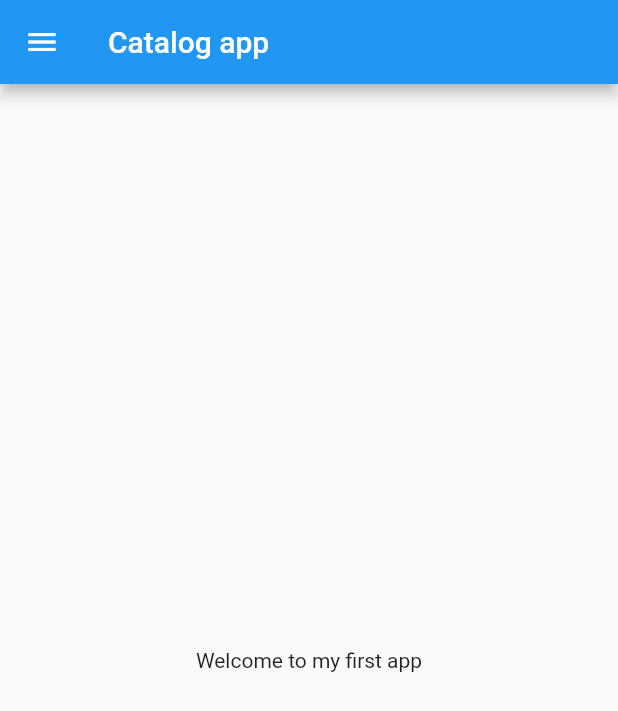
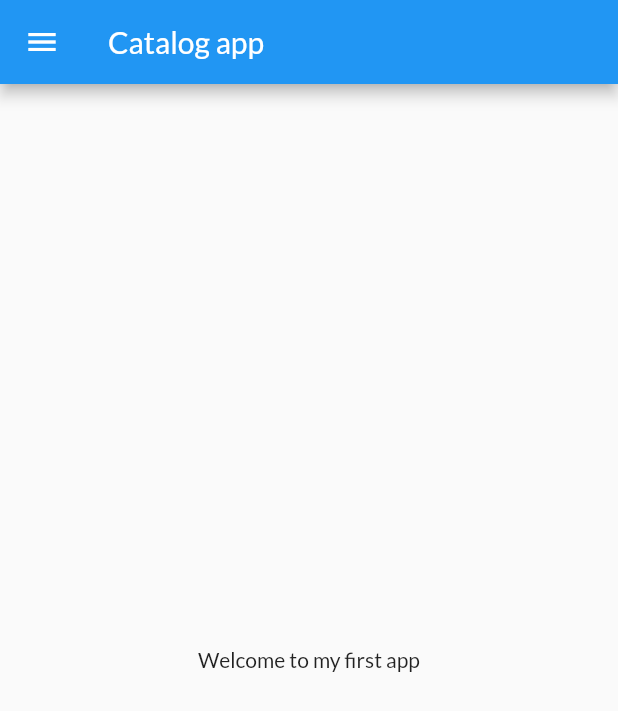
Before and after one commit to clunkiersalt817/BasicAndroidApp, a Flutter app: the HomePage screen opened directly, on a phone screen of 412 x 824 dp. Shown: the top 711 px of the screen. Run offline on Flutter 3.47's test engine with Material 2 defaults, Android fonts, the phone set to English and light mode, and no system bars; our stand-ins replace google_fonts.

Commit message:
day 2 complete

```diff
--- a/lib/main.dart
+++ b/lib/main.dart
@@ -3,6 +3,7 @@
 // found in the LICENSE file.
 
 import 'package:flutter/material.dart';
+import 'package:google_fonts/google_fonts.dart';
 import 'package:startup_namer/pages/home_page.dart';
 import 'package:startup_namer/pages/login_page.dart';
 
@@ -16,8 +17,10 @@ class MyApp extends StatelessWidget {
   @override
   Widget build(BuildContext context) {
     return MaterialApp(
+      theme: ThemeData(fontFamily: GoogleFonts.lato().fontFamily),
+      initialRoute: "/login",
       routes: {
-        "/": (context) => LoginPage(),
+        "/": (context) => HomePage(),
         "/login": (context) => LoginPage(),
       },
     );
--- a/lib/pages/home_page.dart
+++ b/lib/pages/home_page.dart
@@ -7,14 +7,14 @@ class HomePage extends StatelessWidget {
   Widget build(BuildContext context) {
     return Scaffold(
       appBar: AppBar(
-        title: const Text('Catalog app'),
+        title: Text('Catalog app'),
       ),
       body: Center(
         child: Container(
-          child: const Text('Welcome to my first app'),
+          child: Text('Welcome to my first app'),
         ),
       ),
-      drawer: const Drawer(),
+      drawer: Drawer(),
     );
   }
 }
--- a/pubspec.yaml
+++ b/pubspec.yaml
@@ -34,6 +34,7 @@ dependencies:
   # The following adds the Cupertino Icons font to your application.
   # Use with the CupertinoIcons class for iOS style icons.
   cupertino_icons: ^1.0.2
+  google_fonts: ^2.3.1
 
 dev_dependencies:
   flutter_test:
@@ -58,7 +59,8 @@ flutter:
   uses-material-design: true
 
   # To add assets to your application, add an assets section, like this:
-  # assets:
+  assets:
+     - assets/images/
   #   - images/a_dot_burr.jpeg
   #   - images/a_dot_ham.jpeg
 
```
Also changed, not shown: lib/pages/login_page.dart (+33 -5 lines), assets/images/login.png (added), assets/images/loginimg.svg (added), pubspec.lock, 1 other file.
